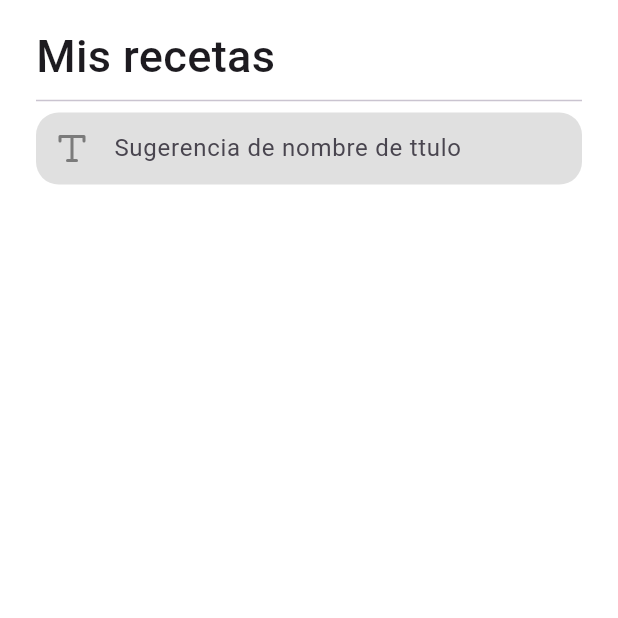
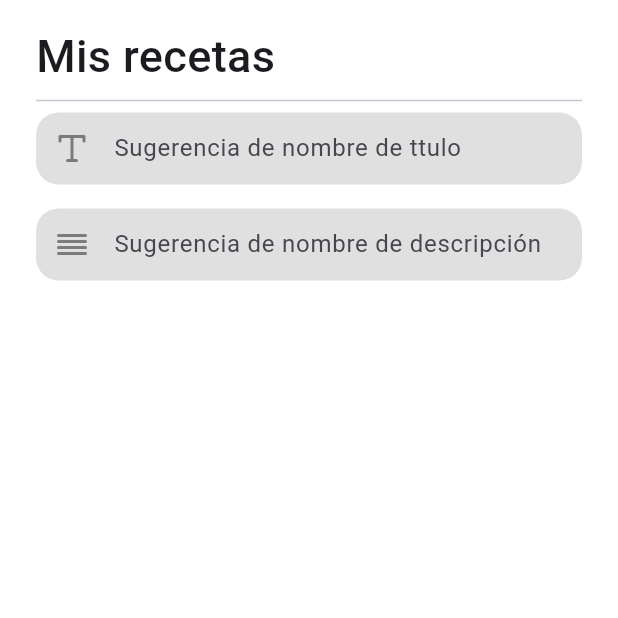
Before and after one commit to fr4nsgallegos/recipesappg7, a Flutter app: the screen it shows after launch, on a phone screen of 412 x 824 dp, the top half of it. Run offline on Flutter 3.47's test engine with Material 3 defaults, Android fonts, the phone set to English and light mode, and no system bars; our stand-ins replace flutter_svg, google_fonts.

```diff
--- a/lib/home_page.dart
+++ b/lib/home_page.dart
@@ -3,6 +3,9 @@ import 'package:flutter_svg/flutter_svg.dart';
 import 'package:google_fonts/google_fonts.dart';
 
 class HomePage extends StatelessWidget {
+  String title = "";
+  TextEditingController titleController = TextEditingController();
+  TextEditingController descriptionController = TextEditingController();
   @override
   Widget build(BuildContext context) {
     return SafeArea(
@@ -24,6 +27,7 @@ class HomePage extends StatelessWidget {
                 Divider(),
                 //estados textfiel: Enabled Focus, error disable
                 TextField(
+                  controller: titleController,
                   decoration: InputDecoration(
                     contentPadding:
                         EdgeInsets.symmetric(vertical: 8, horizontal: 16),
@@ -57,6 +61,55 @@ class HomePage extends StatelessWidget {
                         // ),
                         ),
                   ),
+                  // onChanged: (String value) {
+                  //   print(value);
+                  //   title = value;
+                  //   print("title: $title");
+                  // },
+                ),
+                SizedBox(
+                  height: 16,
+                ),
+                TextField(
+                  controller: descriptionController,
+                  decoration: InputDecoration(
+                    contentPadding:
+                        EdgeInsets.symmetric(vertical: 8, horizontal: 16),
+                    labelStyle: TextStyle(color: Colors.orange),
+                    hintText: "Sugerencia de nombre de descripción",
+                    filled: true,
+                    fillColor: Colors.black12,
+                    prefixIcon: SvgPicture.asset(
+                      "assets/icons/align-justify.svg",
+                      fit: BoxFit.scaleDown,
+                      colorFilter: ColorFilter.mode(
+                        Colors.black45,
+                        BlendMode.srcIn,
+                      ),
+                    ),
+                    enabledBorder: OutlineInputBorder(
+                      borderRadius: BorderRadius.circular(15),
+                      borderSide: BorderSide.none,
+
+                      // borderSide: BorderSide(
+                      //   color: Colors.black26,
+                      //   width: 1,
+                      // ),
+                    ),
+                    focusedBorder: OutlineInputBorder(
+                        borderRadius: BorderRadius.circular(15),
+                        borderSide: BorderSide.none
+                        // borderSide: BorderSide(
+                        //   color: Colors.black26,
+                        //   width: 1.5,
+                        // ),
+                        ),
+                  ),
+                  // onChanged: (String value) {
+                  //   print(value);
+                  //   title = value;
+                  //   print("title: $title");
+                  // },
                 ),
               ],
             ),
```
